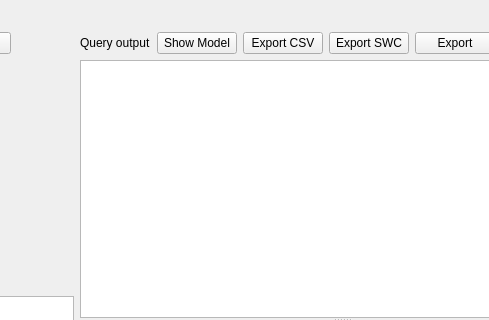
Before: the Qt Designer form neurolabi/gui/flyemdataform.ui in janelia-flyem/NeuTu, drawn with Qt 5; both pictures show x 224 to 713 and y 0 to 320 of the 1154 by 666 pixel window.
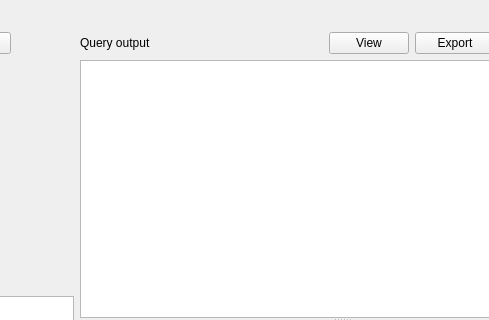
After: the same form once the commit is applied. Custom widgets are drawn as their Qt base class.

What changed in the file:
```diff
--- a/neurolabi/gui/flyemdataform.ui
+++ b/neurolabi/gui/flyemdataform.ui
@@ -208,33 +208,19 @@
            <item>
             <widget class="QLabel" name="label_3">
              <property name="text">
-              <string>Query output</string>
+              <string>Query output                                                    </string>
              </property>
             </widget>
            </item>
            <item>
             <widget class="QPushButton" name="showModelPushButton">
              <property name="text">
-              <string>Show Model</string>
+              <string>View</string>
              </property>
             </widget>
            </item>
            <item>
-            <widget class="QPushButton" name="savePushButton">
-             <property name="text">
-              <string>Export CSV</string>
-             </property>
-            </widget>
-           </item>
-           <item>
-            <widget class="QPushButton" name="saveSwcPushButton">
-             <property name="text">
-              <string>Export SWC</string>
-             </property>
-            </widget>
-           </item>
-           <item>
-            <widget class="QPushButton" name="exportPushButton">
+            <widget class="QPushButton" name="exportButton">
              <property name="text">
               <string>Export</string>
              </property>
```
Left out of the diff: 2 changed lines with no effect on the pictures.
